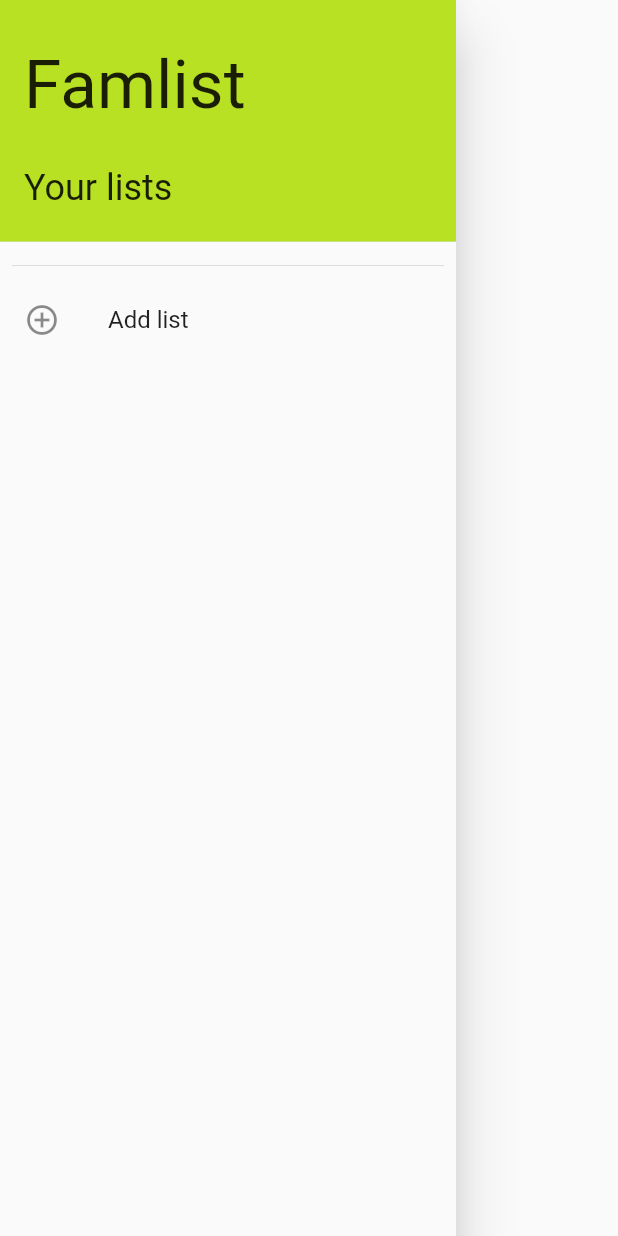
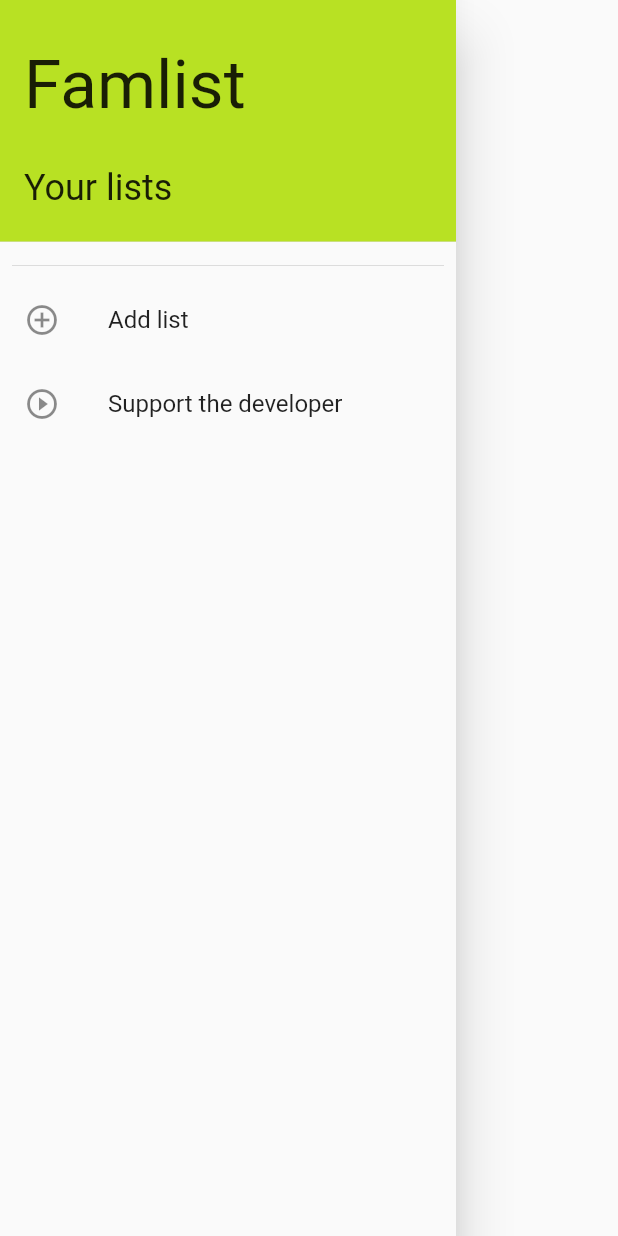
Before and after one commit to dbenitez-bcn/famlist, a Flutter app: the FamlistDrawer widget shown alone on an empty page, opened directly, on a phone screen of 412 x 824 dp. Run offline on Flutter 3.47's test engine with Material 2 defaults, Android fonts, the phone set to English and light mode, and no system bars; our stand-ins replace cloud_firestore, firebase_analytics, firebase_auth, firebase_core, firebase_dynamic_links, google_mobile_ads and 4 more; accounts and stored records are empty; network calls fail; statements that could not run were skipped.

Commit message:
Adds support the developer

```diff
--- a/lib/i18n/ca.json
+++ b/lib/i18n/ca.json
@@ -19,5 +19,7 @@
   "app_share_deep_link_description": "Famlist! La manera mas fàcil de fer la compra.",
   "share_list_link_description": "Uneix-te a la meva llista de la compra!",
   "product_description_hint_text": "(Opcional) Descripció del producte",
-  "product_description_label": "Descripció"
+  "product_description_label": "Descripció",
+  "support_developer": "Donar suport al desenvolupador",
+  "support_developer_message": "Gràcies! Heu donat suport al desenvolupador amb aquesta acció"
 }
--- a/lib/i18n/en.json
+++ b/lib/i18n/en.json
@@ -19,5 +19,7 @@
   "app_share_deep_link_description": "Famlist! The easiest way to go shopping.",
   "share_list_link_description": "Join my shopping list!",
   "product_description_hint_text": "(Optional) Product description",
-  "product_description_label": "Description"
+  "product_description_label": "Description",
+  "support_developer": "Support the developer",
+  "support_developer_message": "Thank you! You have supported the developer with this action"
 }
--- a/lib/i18n/es.json
+++ b/lib/i18n/es.json
@@ -19,5 +19,7 @@
   "app_share_deep_link_description": "Famlist! La manera mas fácil de hacer la compra.",
   "share_list_link_description": "Únete a mi lista de la compra!",
   "product_description_hint_text": "(Opcional) Descripción del producto",
-  "product_description_label": "Descripción"
+  "product_description_label": "Descripción",
+  "support_developer": "Apoya al desarrollador",
+  "support_developer_message": "Gracias! Has apoyado al desarrollador con esta acción"
 }
--- a/lib/i18n/fr.json
+++ b/lib/i18n/fr.json
@@ -19,5 +19,7 @@
   "app_share_deep_link_description": "Famlist! La façon la plus simple de faire du shopping.",
   "share_list_link_description": "Rejoignez ma liste des achats!",
   "product_description_hint_text": "(Facultatif) Description du produit",
-  "product_description_label": "Description"
+  "product_description_label": "Description",
+  "support_developer": "Soutenir le développeur",
+  "support_developer_message": "Merci! Vous avez soutenu le développeur avec cette action"
 }
--- a/lib/i18n/it.json
+++ b/lib/i18n/it.json
@@ -19,5 +19,7 @@
   "app_share_deep_link_description": "Famlist! Il modo più semplice per fare acquisti",
   "share_list_link_description": "Unisciti alla mia lista della spesa!",
   "product_description_hint_text": "(Facoltativo) Descrizione del prodotto",
-  "product_description_label": "Descrizione"
+  "product_description_label": "Descrizione",
+  "support_developer": "Supporta lo sviluppatore",
+  "support_developer_message": "Grazie! Hai supportato lo sviluppatore con questa azione"
 }
--- a/lib/i18n/pt.json
+++ b/lib/i18n/pt.json
@@ -19,5 +19,7 @@
   "app_share_deep_link_description": "Famlist! A maneira mais fácil de ir às compras.",
   "share_list_link_description": "Junte-se à minha lista de compras!",
   "product_description_hint_text": "(Opcional) Descrição do produto",
-  "product_description_label": "Descrição"
+  "product_description_label": "Descrição",
+  "support_developer": "Apoie o desenvolvedor",
+  "support_developer_message": "Obrigado! Você apoiou o desenvolvedor com esta ação"
 }
--- a/lib/presentation/wigdet/famlist_drawer.dart
+++ b/lib/presentation/wigdet/famlist_drawer.dart
@@ -1,7 +1,9 @@
 import 'package:cloud_firestore/cloud_firestore.dart';
 import 'package:famlist/list.dart';
 import 'package:famlist/presentation/state/list_state.dart';
+import 'package:famlist/services/ads_service.dart';
 import 'package:famlist/services/lists_service.dart';
+import 'package:firebase_analytics/firebase_analytics.dart';
 import 'package:firebase_auth/firebase_auth.dart';
 import 'package:flutter/material.dart';
 import 'package:localization/localization.dart';
@@ -23,7 +25,8 @@
               crossAxisAlignment: CrossAxisAlignment.start,
               mainAxisAlignment: MainAxisAlignment.spaceAround,
               children: [
-                Text("app_name".i18n(), style: Theme.of(context).textTheme.headline3),
+                Text("app_name".i18n(),
+                    style: Theme.of(context).textTheme.headline3),
                 Text("your_lists".i18n(),
                     style: Theme.of(context).textTheme.headlineSmall),
               ],
@@ -41,6 +44,24 @@
               title: Text("add_list".i18n()),
             ),
             onTap: () => Navigator.pushNamed(context, '/newList'),
+          ),
+          InkWell(
+            borderRadius: const BorderRadius.all(Radius.circular(20.0)),
+            child: ListTile(
+              leading: const Icon(Icons.play_circle_outline),
+              title: Text("support_developer".i18n()),
+            ),
+            onTap: () {
+              AdsService.of(context).supportDeveloper(() {
+                Navigator.of(context).pop();
+                ScaffoldMessenger.of(context).showSnackBar(
+                  SnackBar(
+                    content: Text("support_developer_message".i18n()),
+                  ),
+                );
+              });
+              FirebaseAnalytics.instance.logEvent(name: "developer_supported");
+            },
           ),
         ],
       ),
```
Also changed, not shown: lib/services/ads_service.dart (+28 -1 lines).
